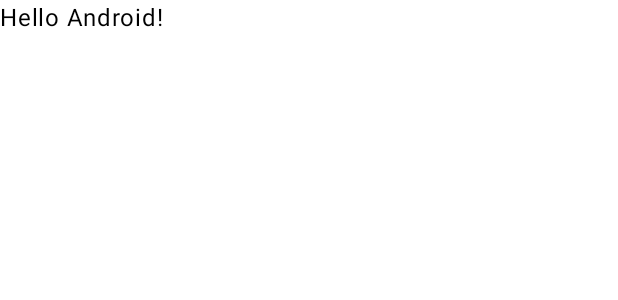
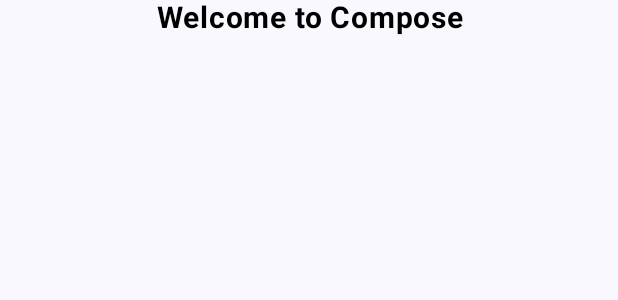
Before and after one commit to doanpt/ComposeLearning, an Android app built with Jetpack Compose: the @Preview function GreetingPreview, on a phone screen of 412 x 824 dp. Shown: the top 300 px of the screen. Run offline under Robolectric (Android 15) with nearby library versions, the phone set to English and light mode, and no system bars.

Commit message:
Adding a text

```diff
--- a/app/src/main/java/com/andrew/compose/MainActivity.kt
+++ b/app/src/main/java/com/andrew/compose/MainActivity.kt
@@ -3,13 +3,21 @@ package com.andrew.compose
 import android.os.Bundle
 import androidx.activity.ComponentActivity
 import androidx.activity.compose.setContent
+import androidx.compose.foundation.layout.Spacer
 import androidx.compose.foundation.layout.fillMaxSize
+import androidx.compose.foundation.layout.height
 import androidx.compose.material3.MaterialTheme
 import androidx.compose.material3.Surface
 import androidx.compose.material3.Text
 import androidx.compose.runtime.Composable
 import androidx.compose.ui.Modifier
+import androidx.compose.ui.graphics.Color
+import androidx.compose.ui.text.TextStyle
+import androidx.compose.ui.text.font.FontWeight
+import androidx.compose.ui.text.style.TextAlign
 import androidx.compose.ui.tooling.preview.Preview
+import androidx.compose.ui.unit.dp
+import androidx.compose.ui.unit.sp
 import com.andrew.compose.ui.theme.ComposeTheme
 
 class MainActivity : ComponentActivity() {
@@ -22,7 +30,7 @@ class MainActivity : ComponentActivity() {
                     modifier = Modifier.fillMaxSize(),
                     color = MaterialTheme.colorScheme.background
                 ) {
-                    Greeting("Android")
+                    ContentView()
                 }
             }
         }
@@ -30,10 +38,18 @@ class MainActivity : ComponentActivity() {
 }
 
 @Composable
-fun Greeting(name: String, modifier: Modifier = Modifier) {
+fun ContentView() {
     Text(
-        text = "Hello $name!",
-        modifier = modifier
+        text = "Welcome to Compose",
+        color = Color.Black,
+        fontSize = 20.sp,
+        textAlign = TextAlign.Center,
+        fontWeight = FontWeight.Bold,
+        // style = TextStyle(
+        //     color = Color.Blue,
+        //     fontSize = 80.sp,
+        //     fontWeight = FontWeight.Thin
+        // )
     )
 }
 
@@ -41,6 +57,11 @@ fun Greeting(name: String, modifier: Modifier = Modifier) {
 @Composable
 fun GreetingPreview() {
     ComposeTheme {
-        Greeting("Android")
+        Surface(
+            modifier = Modifier.fillMaxSize(),
+            color = MaterialTheme.colorScheme.background
+        ) {
+            ContentView()
+        }
     }
 }
```
